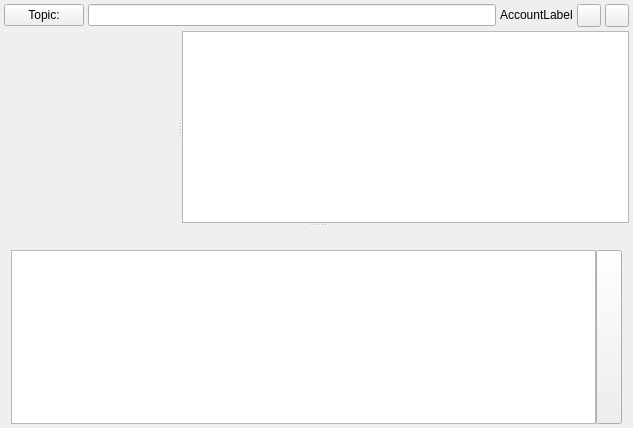
psi-plus/psi-plus-snapshots, file src/groupchatdlg.ui: the form before one commit.
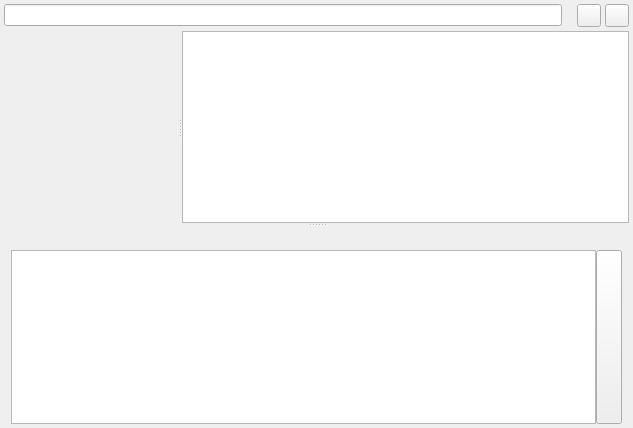
The form after the commit. Custom widgets are drawn as their Qt base class.

What changed in the file:
```diff
--- a/src/groupchatdlg.ui
+++ b/src/groupchatdlg.ui
@@ -87,13 +87,6 @@
           <property name="bottomMargin">
            <number>0</number>
           </property>
-          <item>
-           <widget class="QPushButton" name="pb_topic">
-            <property name="text">
-             <string>Topic:</string>
-            </property>
-           </widget>
-          </item>
           <item>
            <widget class="ActionLineEdit" name="le_topic">
             <property name="readOnly">
@@ -109,8 +102,11 @@
               <verstretch>0</verstretch>
              </sizepolicy>
             </property>
+            <property name="lineWidth">
+             <number>0</number>
+            </property>
             <property name="text">
-             <string>AccountLabel</string>
+             <string notr="true"/>
             </property>
            </widget>
           </item>
```
Left out of the diff: 6 changed lines with no effect on the pictures.
